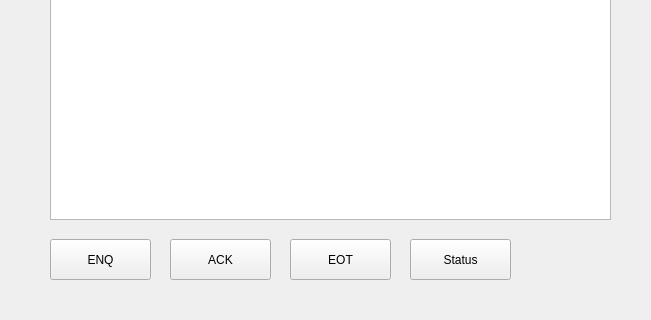
Old version of the form libs/ui/option.ui in the repository lukechu1997/nckuh_machine_connection; both pictures show x 0 to 651 and y 181 to 501 of the 651 by 501 pixel window.
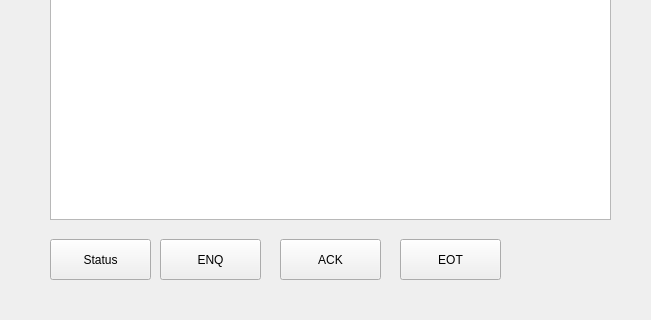
New version of the form.

```diff
--- a/libs/ui/option.ui
+++ b/libs/ui/option.ui
@@ -62,7 +62,7 @@
   <widget class="QPushButton" name="enqBtn">
    <property name="geometry">
     <rect>
-     <x>50</x>
+     <x>160</x>
      <y>420</y>
      <width>101</width>
      <height>41</height>
@@ -75,7 +75,7 @@
   <widget class="QPushButton" name="ackBtn">
    <property name="geometry">
     <rect>
-     <x>170</x>
+     <x>280</x>
      <y>420</y>
      <width>101</width>
      <height>41</height>
@@ -88,7 +88,7 @@
   <widget class="QPushButton" name="eotBtn">
    <property name="geometry">
     <rect>
-     <x>290</x>
+     <x>400</x>
      <y>420</y>
      <width>101</width>
      <height>41</height>
@@ -101,7 +101,7 @@
   <widget class="QPushButton" name="statusBtn">
    <property name="geometry">
     <rect>
-     <x>410</x>
+     <x>50</x>
      <y>420</y>
      <width>101</width>
      <height>41</height>
```
